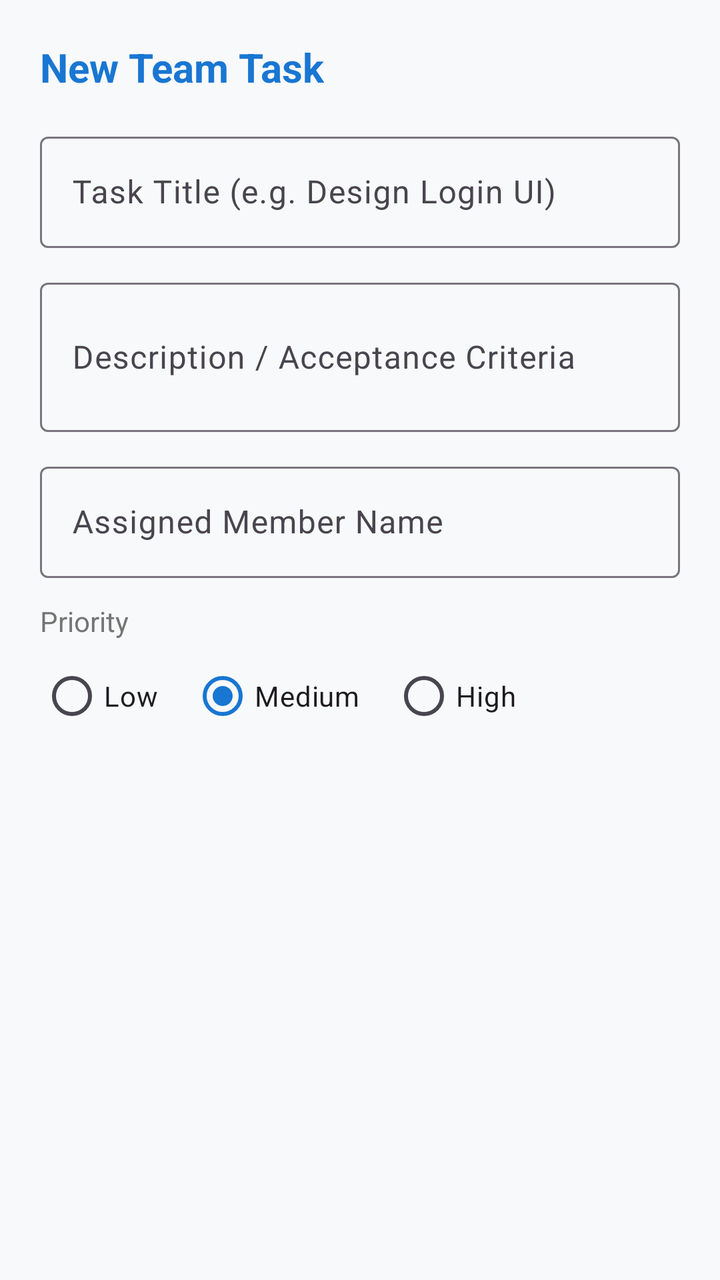
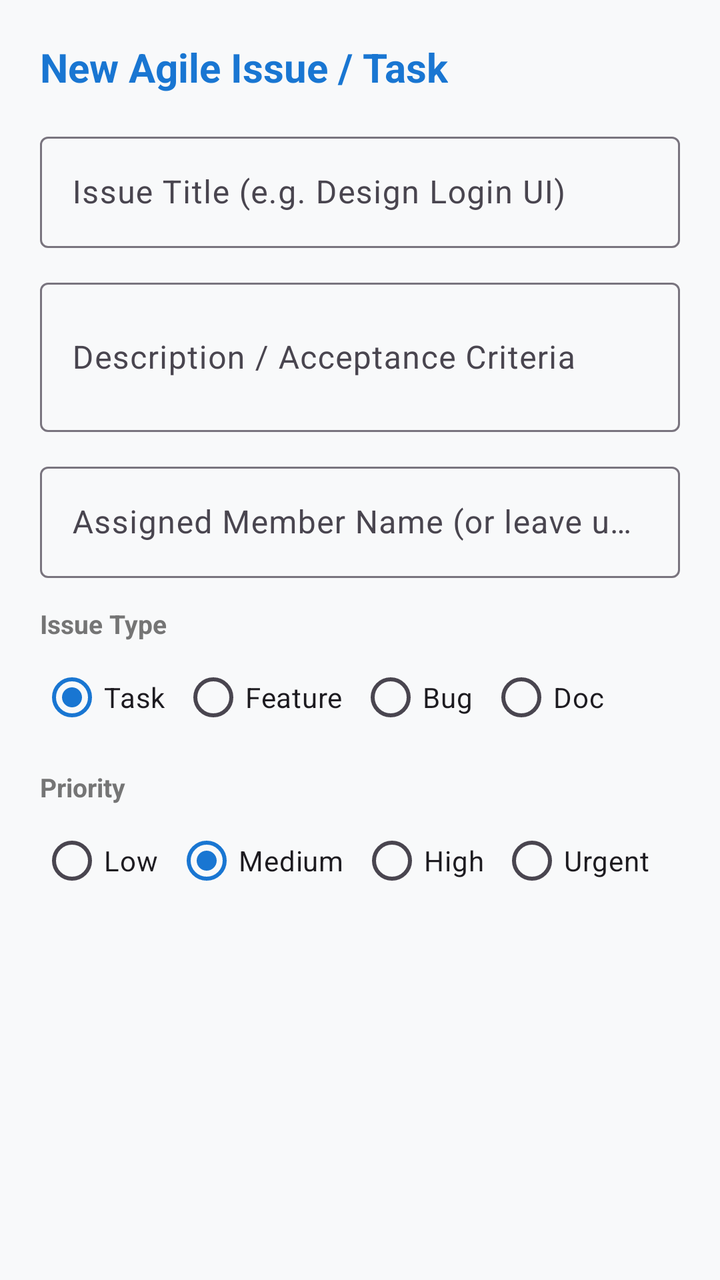

Screens rendered from an Android XML layout before and after an edit, with the pre-edit source and the edit as a unified diff.
<!-- AndroidManifest.xml: application theme Theme.ProjectHub -->
<!-- res/layout/dialog_add_task.xml -->
<?xml version="1.0" encoding="utf-8"?>
<LinearLayout 
    xmlns:android="http://schemas.android.com/apk/res/android"
    android:layout_width="match_parent"
    android:layout_height="wrap_content"
    android:orientation="vertical"
    android:padding="20dp">

    <TextView
        android:layout_width="wrap_content"
        android:layout_height="wrap_content"
        android:text="New Team Task"
        android:textSize="20sp"
        android:textStyle="bold"
        android:textColor="@color/primary" />

    <com.google.android.material.textfield.TextInputLayout
        android:layout_width="match_parent"
        android:layout_height="wrap_content"
        android:layout_marginTop="16dp"
        style="@style/Widget.Material3.TextInputLayout.OutlinedBox">

        <com.google.android.material.textfield.TextInputEditText
            android:id="@+id/etTaskTitle"
            android:layout_width="match_parent"
            android:layout_height="wrap_content"
            android:hint="Task Title (e.g. Design Login UI)" />
    </com.google.android.material.textfield.TextInputLayout>

    <com.google.android.material.textfield.TextInputLayout
        android:layout_width="match_parent"
        android:layout_height="wrap_content"
        android:layout_marginTop="12dp"
        style="@style/Widget.Material3.TextInputLayout.OutlinedBox">

        <com.google.android.material.textfield.TextInputEditText
            android:id="@+id/etTaskDesc"
            android:layout_width="match_parent"
            android:layout_height="wrap_content"
            android:hint="Description / Acceptance Criteria"
            android:inputType="textMultiLine"
            android:minLines="2" />
    </com.google.android.material.textfield.TextInputLayout>

    <com.google.android.material.textfield.TextInputLayout
        android:layout_width="match_parent"
        android:layout_height="wrap_content"
        android:layout_marginTop="12dp"
        style="@style/Widget.Material3.TextInputLayout.OutlinedBox">

        <com.google.android.material.textfield.TextInputEditText
            android:id="@+id/etAssignee"
            android:layout_width="match_parent"
            android:layout_height="wrap_content"
            android:hint="Assigned Member Name" />
    </com.google.android.material.textfield.TextInputLayout>

    <TextView
        android:layout_width="wrap_content"
        android:layout_height="wrap_content"
        android:text="Priority"
        android:textSize="14sp"
        android:textColor="@color/text_secondary"
        android:layout_marginTop="12dp" />

    <RadioGroup
        android:id="@+id/rgPriority"
        android:layout_width="match_parent"
        android:layout_height="wrap_content"
        android:orientation="horizontal"
        android:layout_marginTop="4dp">

        <RadioButton
            android:id="@+id/rbLow"
            android:layout_width="wrap_content"
            android:layout_height="wrap_content"
            android:text="Low" />

        <RadioButton
            android:id="@+id/rbMedium"
            android:layout_width="wrap_content"
            android:layout_height="wrap_content"
            android:text="Medium"
            android:checked="true"
            android:layout_marginStart="16dp" />

        <RadioButton
            android:id="@+id/rbHigh"
            android:layout_width="wrap_content"
            android:layout_height="wrap_content"
            android:text="High"
            android:layout_marginStart="16dp" />
    </RadioGroup>
</LinearLayout>
<!-- resources referenced by this layout -->
<resources>
  <color name="primary">#1976D2</color>
  <color name="text_secondary">#757575</color>
  <style name="Theme.ProjectHub" parent="Theme.Material3.DayNight.NoActionBar">
          <item name="colorPrimary">@color/primary</item>
          <item name="colorPrimaryDark">@color/primary_dark</item>
          <item name="colorSecondary">@color/accent</item>
          <item name="android:statusBarColor">@color/primary_dark</item>
          <item name="android:windowBackground">@color/background</item>
      </style>
  <color name="primary_dark">#0D47A1</color>
  <color name="accent">#FF9800</color>
  <color name="background">#F8F9FA</color>
</resources>

<!-- the commit's change to res/layout/dialog_add_task.xml (unified diff, before → after) -->
@@ -9,7 +9,7 @@
     <TextView
         android:layout_width="wrap_content"
         android:layout_height="wrap_content"
-        android:text="New Team Task"
+        android:text="New Agile Issue / Task"
         android:textSize="20sp"
         android:textStyle="bold"
         android:textColor="@color/primary" />
@@ -24,7 +24,7 @@
             android:id="@+id/etTaskTitle"
             android:layout_width="match_parent"
             android:layout_height="wrap_content"
-            android:hint="Task Title (e.g. Design Login UI)" />
+            android:hint="Issue Title (e.g. Design Login UI)" />
     </com.google.android.material.textfield.TextInputLayout>
 
     <com.google.android.material.textfield.TextInputLayout
@@ -52,14 +52,62 @@
             android:id="@+id/etAssignee"
             android:layout_width="match_parent"
             android:layout_height="wrap_content"
-            android:hint="Assigned Member Name" />
+            android:hint="Assigned Member Name (or leave unassigned)" />
     </com.google.android.material.textfield.TextInputLayout>
 
+    
+    <TextView
+        android:layout_width="wrap_content"
+        android:layout_height="wrap_content"
+        android:text="Issue Type"
+        android:textSize="13sp"
+        android:textStyle="bold"
+        android:textColor="@color/text_secondary"
+        android:layout_marginTop="14dp" />
+
+    <RadioGroup
+        android:id="@+id/rgIssueType"
+        android:layout_width="match_parent"
+        android:layout_height="wrap_content"
+        android:orientation="horizontal"
+        android:layout_marginTop="4dp">
+
+        <RadioButton
+            android:id="@+id/rbTypeTask"
+            android:layout_width="wrap_content"
+            android:layout_height="wrap_content"
+            android:text="Task"
+            android:checked="true" />
+
+        <RadioButton
+            android:id="@+id/rbTypeFeature"
+            android:layout_width="wrap_content"
+            android:layout_height="wrap_content"
+            android:text="Feature"
+            android:layout_marginStart="8dp" />
+
+        <RadioButton
+            android:id="@+id/rbTypeBug"
+            android:layout_width="wrap_content"
+            android:layout_height="wrap_content"
+            android:text="Bug"
+            android:layout_marginStart="8dp" />
+
+        <RadioButton
+            android:id="@+id/rbTypeDoc"
+            android:layout_width="wrap_content"
+            android:layout_height="wrap_content"
+            android:text="Doc"
+            android:layout_marginStart="8dp" />
+    </RadioGroup>
+
+    
     <TextView
         android:layout_width="wrap_content"
         android:layout_height="wrap_content"
         android:text="Priority"
-        android:textSize="14sp"
+        android:textSize="13sp"
+        android:textStyle="bold"
         android:textColor="@color/text_secondary"
         android:layout_marginTop="12dp" />
 
@@ -82,13 +130,21 @@
             android:layout_height="wrap_content"
             android:text="Medium"
             android:checked="true"
-            android:layout_marginStart="16dp" />
+            android:layout_marginStart="8dp" />
 
         <RadioButton
             android:id="@+id/rbHigh"
             android:layout_width="wrap_content"
             android:layout_height="wrap_content"
             android:text="High"
-            android:layout_marginStart="16dp" />
+            android:layout_marginStart="8dp" />
+
+        <RadioButton
+            android:id="@+id/rbUrgent"
+            android:layout_width="wrap_content"
+            android:layout_height="wrap_content"
+            android:text="Urgent"
+            android:layout_marginStart="8dp" />
     </RadioGroup>
+
 </LinearLayout>
